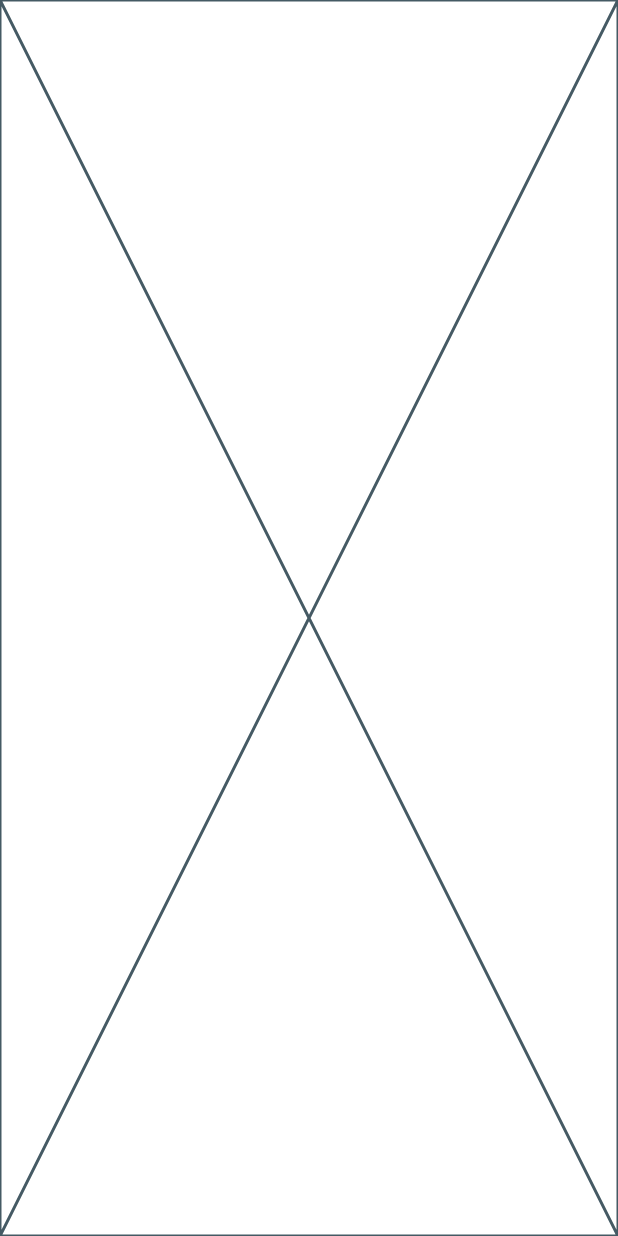
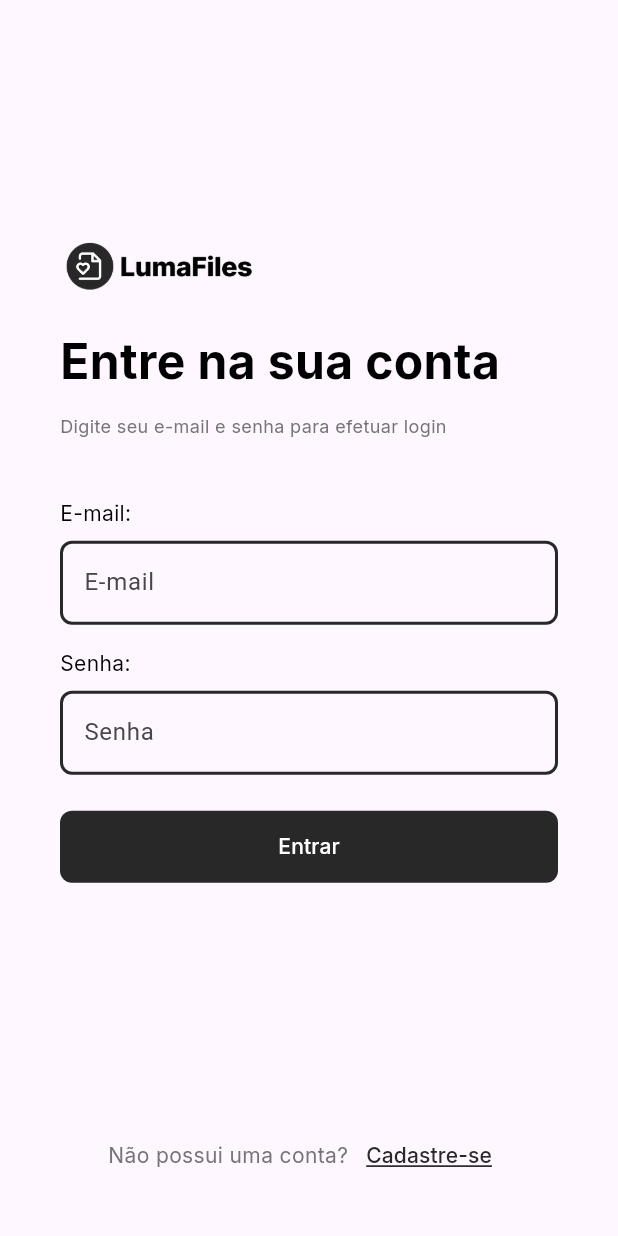
Before and after one commit to matheuslopesm/redes2, a Flutter app: the screen it shows after launch, on a phone screen of 412 x 824 dp. Run offline on Flutter 3.47's test engine with Material 3 defaults, Android fonts, the phone set to English and light mode, and no system bars; our stand-ins replace flutter_bloc, google_fonts.

Commit message:
feat: implementa a tela de login

```diff
--- a/luma_files/lib/main.dart
+++ b/luma_files/lib/main.dart
@@ -15,13 +15,9 @@
     return MaterialApp(
       title: 'Luma Files',
       debugShowCheckedModeBanner: false,
-      theme: ThemeData(
-        colorScheme: ColorScheme.fromSeed(seedColor: Colors.deepPurple),
-        useMaterial3: true,
-      ),
       home: BlocProvider(
         create: (context) => LumaFilesBloc(),
-        child: const HomeScreen(),
+        child: const LogInScreen(),
       ),
     );
   }
--- /dev/null
+++ b/luma_files/lib/screens/log_in_screen.dart
@@ -0,0 +1,170 @@
+import 'package:flutter/material.dart';
+import 'package:google_fonts/google_fonts.dart';
+import 'package:luma_files/utils/utils.dart';
+
+class LogInScreen extends StatelessWidget {
+  const LogInScreen({super.key});
+
+  @override
+  Widget build(BuildContext context) {
+    return Scaffold(
+      body: Padding(
+        padding: const EdgeInsets.symmetric(horizontal: 40),
+        child: Column(
+          children: [
+            Expanded(
+              child: Center(
+                child: Column(
+                  mainAxisAlignment: MainAxisAlignment.center,
+                  crossAxisAlignment: CrossAxisAlignment.start,
+                  children: [
+                    Image.asset(
+                      'assets/images/logo.png',
+                      height: 40,
+                    ),
+                    const SizedBox(height: 20),
+                    Text(
+                      'Entre na sua conta',
+                      style: GoogleFonts.inter(
+                        fontSize: 32,
+                        fontWeight: FontWeight.bold,
+                        color: Colors.black,
+                      ),
+                    ),
+                    const SizedBox(height: 12),
+                    Text(
+                      'Digite seu e-mail e senha para efetuar login',
+                      style: GoogleFonts.inter(
+                        fontSize: 12,
+                        color: Colors.grey.shade600,
+                      ),
+                    ),
+                    const SizedBox(
+                      height: 40,
+                    ),
+                    Text(
+                      'E-mail:',
+                      style: GoogleFonts.inter(
+                        fontSize: 14,
+                        color: Colors.black,
+                      ),
+                    ),
+                    const SizedBox(
+                      height: 8,
+                    ),
+                    TextField(
+                      decoration: InputDecoration(
+                        hintText: 'E-mail',
+                        focusedBorder: OutlineInputBorder(
+                          borderSide: const BorderSide(
+                            color: LumaFilesConstants.primaryColor,
+                            width: 2,
+                          ),
+                          borderRadius: BorderRadius.circular(8),
+                        ),
+                        enabledBorder: OutlineInputBorder(
+                          borderSide: const BorderSide(
+                            color: LumaFilesConstants.primaryColor,
+                            width: 2,
+                          ),
+                          borderRadius: BorderRadius.circular(8),
+                        ),
+                      ),
+                    ),
+                    const SizedBox(
+                      height: 16,
+                    ),
+                    Text(
+                      'Senha:',
+                      style: GoogleFonts.inter(
+                        fontSize: 14,
+                        color: Colors.black,
+                      ),
+                    ),
+                    const SizedBox(
+                      height: 8,
+                    ),
+                    TextField(
+                      obscureText: true,
+                      decoration: InputDecoration(
+                        hintText: 'Senha',
+                        focusedBorder: OutlineInputBorder(
+                          borderSide: const BorderSide(
+                            color: LumaFilesConstants.primaryColor,
+                            width: 2,
+                          ),
+                          borderRadius: BorderRadius.circular(8),
+                        ),
+                        enabledBorder: OutlineInputBorder(
+                          borderSide: const BorderSide(
+                            color: LumaFilesConstants.primaryColor,
+                            width: 2,
+                          ),
+                          borderRadius: BorderRadius.circular(8),
+                        ),
+                      ),
+                    ),
+                    const SizedBox(
+                      height: 24,
+                    ),
+                    SizedBox(
+                      width: double.infinity,
+                      height: 48,
+                      child: TextButton(
+                        onPressed: () {},
+                        style: TextButton.styleFrom(
+                          backgroundColor: LumaFilesConstants.primaryColor,
+                          // padding:
+                          //     const EdgeInsets.symmetric(horizontal: , vertical: 20),
+                          shape: RoundedRectangleBorder(
+                            borderRadius: BorderRadius.circular(8),
+                          ),
+                        ),
+                        child: Text(
+                          'Entrar',
+                          style: GoogleFonts.inter(
+                            fontSize: 14,
+                            color: Colors.white,
+                          ),
+                        ),
+                      ),
+                    ),
+                  ],
+                ),
+              ),
+            ),
+            Padding(
+              padding: const EdgeInsets.only(bottom: 30),
+              child: Align(
+                alignment: Alignment.bottomCenter,
+                child: Row(
+                  mainAxisAlignment: MainAxisAlignment.center,
+                  children: [
+                    Text(
+                      'Não possui uma conta?',
+                      style: GoogleFonts.inter(
+                        fontSize: 14,
+                        color: Colors.grey.shade600,
+                      ),
+                    ),
+                    TextButton(
+                      onPressed: () {},
+                      child: Text(
+                        'Cadastre-se',
+                        style: GoogleFonts.inter(
+                          fontSize: 14,
+                          color: LumaFilesConstants.primaryColor,
+                          decoration: TextDecoration.underline,
+                        ),
+                      ),
+                    ),
+                  ],
+                ),
+              ),
+            ),
+          ],
+        ),
+      ),
+    );
+  }
+}
--- a/luma_files/lib/screens/screens.dart
+++ b/luma_files/lib/screens/screens.dart
@@ -1 +1,2 @@
 export 'home_screen.dart';
+export 'log_in_screen.dart';
```
